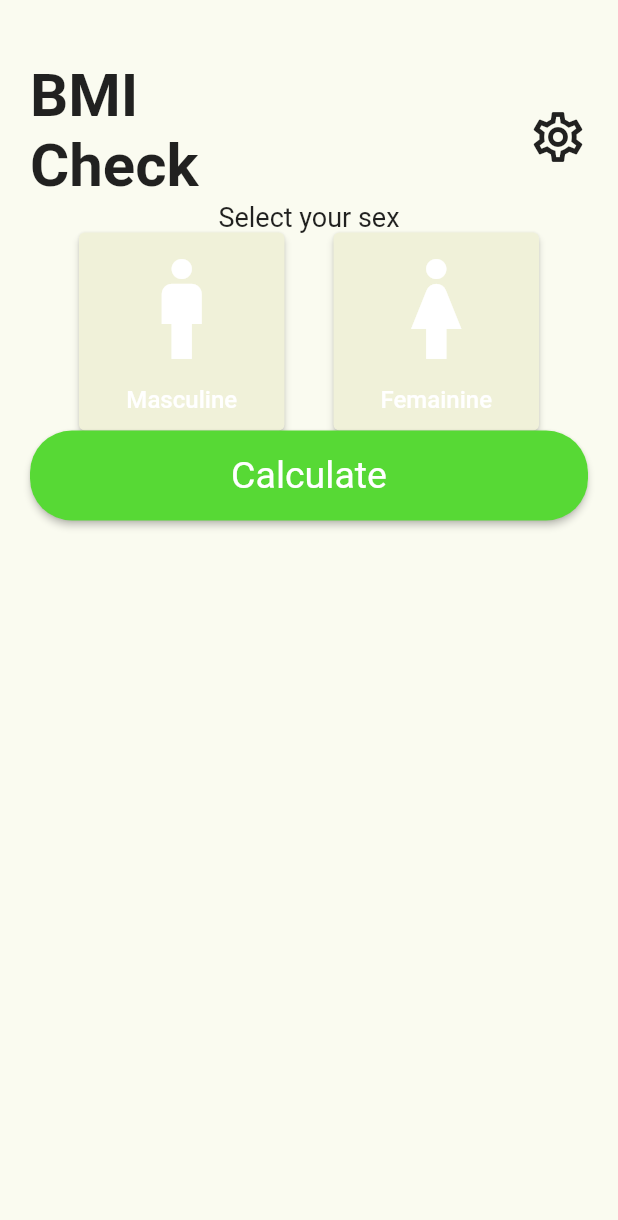
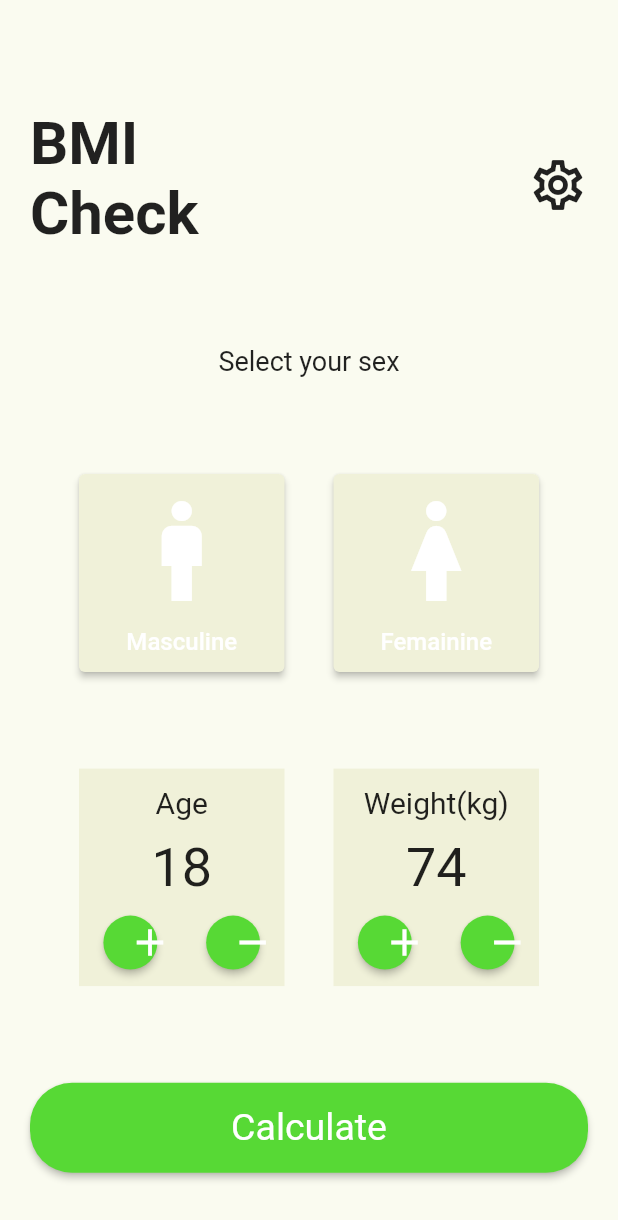
Before and after one commit to Alireza-Seif/BMI, a Flutter app: the screen it shows after launch, on a phone screen of 412 x 824 dp. Shown: the top 1220 px of the screen. Run offline on Flutter 3.47's test engine with Material 2 defaults, Android fonts, the phone set to English and light mode, and no system bars.

Commit message:
feat: add Age & Wdight widgets

```diff
--- a/lib/components/button/elevated_button.dart
+++ b/lib/components/button/elevated_button.dart
@@ -1,9 +1,14 @@
 import 'package:flutter/material.dart';
 
-final ButtonStyle customButtonStyle = ElevatedButton.styleFrom(
+final ButtonStyle firstButtonStyle = ElevatedButton.styleFrom(
   textStyle: const TextStyle(fontSize: 25),
   backgroundColor: const Color(0xFF57D935),
   shape: RoundedRectangleBorder(
     borderRadius: BorderRadius.circular(28),
   ),
 );
+
+final ButtonStyle secondButtonStyle = ElevatedButton.styleFrom(
+  backgroundColor: const Color(0xFF57D935),
+  shape: const CircleBorder(),
+);
--- a/lib/screens/homePage.dart
+++ b/lib/screens/homePage.dart
@@ -1,5 +1,6 @@
 import 'package:first/components/button/elevated_button.dart';
-import 'package:first/widgets/gender_widget.dart';
+import 'package:first/widgets/Bottom_widgets.dart';
+import 'package:first/widgets/gender_widgets.dart';
 import 'package:flutter/material.dart';
 
 class HomePage extends StatelessWidget {
@@ -15,6 +16,7 @@ class HomePage extends StatelessWidget {
           color: const Color(0xFFFAFBF0),
           padding: const EdgeInsets.fromLTRB(20, 40, 20, 10),
           child: Column(
+            mainAxisAlignment: MainAxisAlignment.spaceAround,
             children: [
               Row(
                 mainAxisAlignment: MainAxisAlignment.spaceBetween,
@@ -48,12 +50,13 @@ class HomePage extends StatelessWidget {
                 style: TextStyle(fontSize: 18),
               ),
               const GenderWidget(),
+              const BottomWidgets(),
               SizedBox(
                 width: 400,
                 height: 60,
                 child: ElevatedButton(
                   onPressed: () {},
-                  style: customButtonStyle,
+                  style: firstButtonStyle,
                   child: const Text('Calculate'),
                 ),
               )
--- a/lib/screens/intro_pages/inroPage_3.dart
+++ b/lib/screens/intro_pages/inroPage_3.dart
@@ -43,7 +43,7 @@ own health and keep the ideal body
                 height: 60,
                 child: ElevatedButton(
                   onPressed: () {},
-                  style: customButtonStyle,
+                  style: firstButtonStyle,
                   child: const Text('Get Started'),
                 ),
               ),
--- /dev/null
+++ b/lib/widgets/Bottom_widgets.dart
@@ -0,0 +1,109 @@
+import 'package:first/components/button/elevated_button.dart';
+import 'package:flutter/material.dart';
+
+class BottomWidgets extends StatelessWidget {
+  const BottomWidgets({super.key});
+
+  @override
+  Widget build(BuildContext context) {
+    return Row(
+      mainAxisAlignment: MainAxisAlignment.spaceEvenly,
+      children: [
+        Container(
+          width: 137,
+          height: 145,
+          color: const Color(0xFFF0F1D9),
+          child: Column(
+            mainAxisAlignment: MainAxisAlignment.spaceEvenly,
+            children: [
+              const Text(
+                "Age",
+                style: TextStyle(fontSize: 20),
+              ),
+              const Text(
+                '18',
+                style: TextStyle(fontSize: 36),
+              ),
+              Row(
+                mainAxisAlignment: MainAxisAlignment.spaceAround,
+                children: [
+                  SizedBox(
+                    width: 36,
+                    height: 36,
+                    child: ElevatedButton(
+                      style: secondButtonStyle,
+                      child: const Icon(
+                        Icons.add,
+                        size: 30,
+                      ),
+                      onPressed: () {},
+                    ),
+                  ),
+                  SizedBox(
+                    width: 36,
+                    height: 36,
+                    child: ElevatedButton(
+                      style: secondButtonStyle,
+                      child: const Icon(
+                        Icons.remove,
+                        size: 30,
+                      ),
+                      onPressed: () {},
+                    ),
+                  ),
+                ],
+              )
+            ],
+          ),
+        ),
+        Container(
+          width: 137,
+          height: 145,
+          color: const Color(0xFFF0F1D9),
+          child: Column(
+            mainAxisAlignment: MainAxisAlignment.spaceEvenly,
+            children: [
+              const Text(
+                "Weight(kg)",
+                style: TextStyle(fontSize: 20),
+              ),
+              const Text(
+                '74',
+                style: TextStyle(fontSize: 36),
+              ),
+              Row(
+                mainAxisAlignment: MainAxisAlignment.spaceAround,
+                children: [
+                  SizedBox(
+                    width: 36,
+                    height: 36,
+                    child: ElevatedButton(
+                      style: secondButtonStyle,
+                      child: const Icon(
+                        Icons.add,
+                        size: 30,
+                      ),
+                      onPressed: () {},
+                    ),
+                  ),
+                  SizedBox(
+                    width: 36,
+                    height: 36,
+                    child: ElevatedButton(
+                      style: secondButtonStyle,
+                      child: const Icon(
+                        Icons.remove,
+                        size: 30,
+                      ),
+                      onPressed: () {},
+                    ),
+                  ),
+                ],
+              )
+            ],
+          ),
+        )
+      ],
+    );
+  }
+}
```
Also changed, not shown: lib/widgets/gender_widgets.dart (renamed from lib/widgets/gender_widget.dart).
